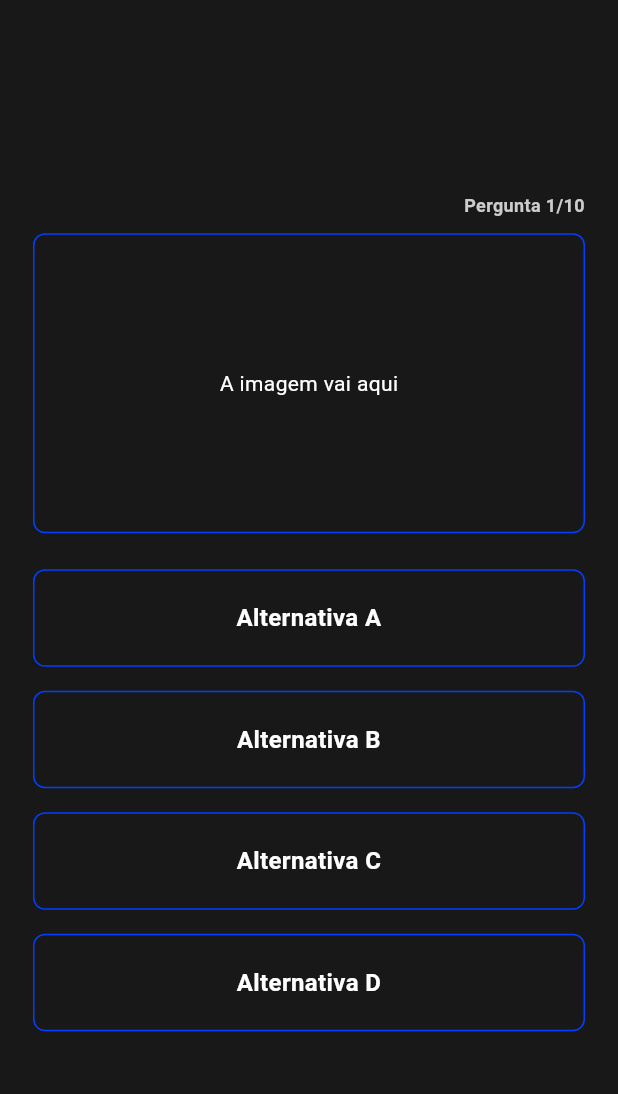
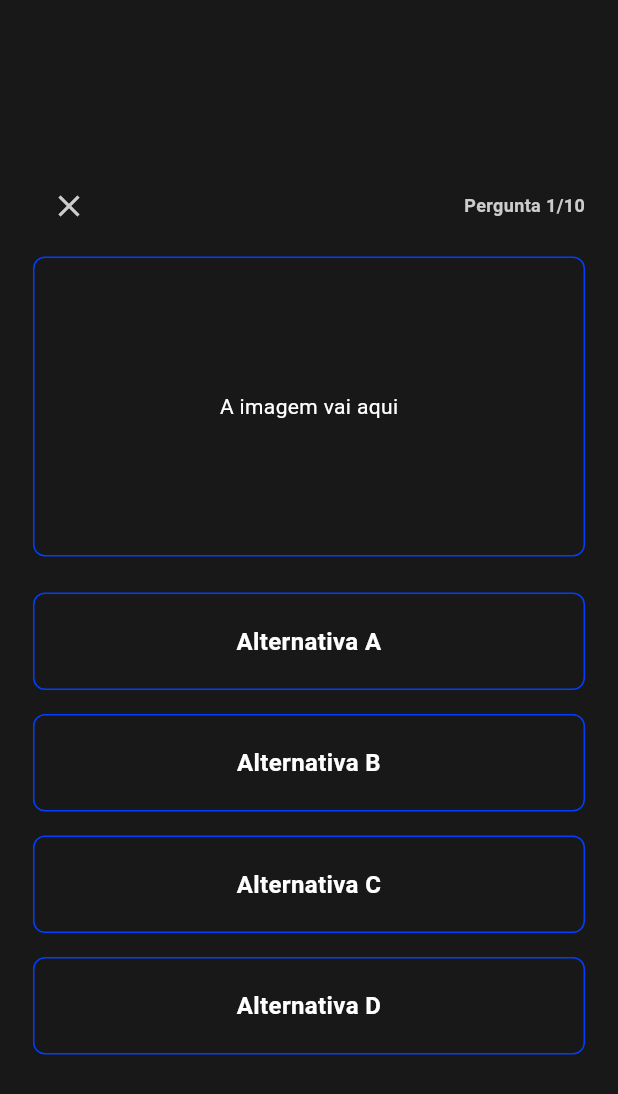
Before and after one commit to dugabrielle/flutter_quiz, a Flutter app: the screen it shows after launch, on a phone screen of 412 x 824 dp. Shown: the top 1094 px of the screen. Run offline on Flutter 3.47's test engine with Material 3 defaults, Android fonts, the light colour scheme and no system bars; our stand-ins replace google_fonts, shimmer.

Commit message:
add botão de fechar

```diff
--- a/lib/src/ui/pages/quizpage.dart
+++ b/lib/src/ui/pages/quizpage.dart
@@ -68,19 +68,34 @@ class _QuizPageState extends State<QuizPage> {
                       mainAxisAlignment: MainAxisAlignment.center,
                       crossAxisAlignment: CrossAxisAlignment.stretch,
                       children: [
-                        Align(
-                          alignment: Alignment.topRight,
-                          child: Text(
-                            'Pergunta 1/10',
-                            textAlign: TextAlign.end,
-                            style: TextStyle(
-                              color: const Color.fromARGB(255, 204, 204, 204),
-                              fontWeight: FontWeight.bold,
-                              fontSize: 12,
+                        Row(
+                          children: [
+                            IconButton(
+                              onPressed: () {
+                                // abrir popup
+                                Navigator.pushReplacementNamed(
+                                  context,
+                                  '/home',
+                                );
+                              },
+                              icon: const Icon(
+                                Icons.close,
+                                color: Color.fromARGB(255, 204, 204, 204),
+                                size: 24,
+                              ),
                             ),
-                          ),
+                            const Spacer(),
+                            const Text(
+                              'Pergunta 1/10',
+                              style: TextStyle(
+                                color: Color.fromARGB(255, 204, 204, 204),
+                                fontWeight: FontWeight.bold,
+                                fontSize: 12,
+                              ),
+                            ),
+                          ],
                         ),
-                        SizedBox(height: 10),
+                        const SizedBox(height: 10),
                         Container(
                           height: 200,
                           decoration: BoxDecoration(
```
Also changed, not shown: 1 other file.
